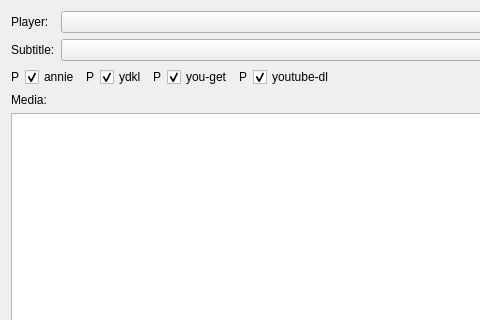
Qt form src/desktop/ui/playdialog.ui (missdeer/imchenwen) before a commit; both pictures show x 0 to 480 and y 0 to 320 of the 940 by 629 pixel window.
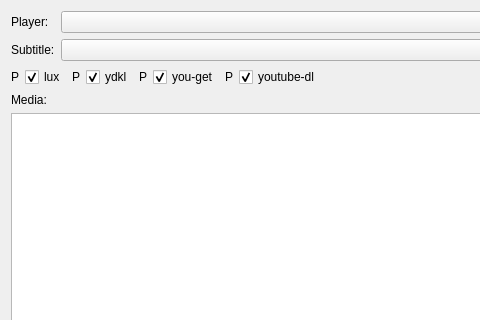
The same form after that commit.

Commit message: rename annie to lux

```diff
--- a/src/desktop/ui/playdialog.ui
+++ b/src/desktop/ui/playdialog.ui
@@ -80,7 +80,7 @@
      <item>
       <widget class="QCheckBox" name="cbAnnieResult">
        <property name="text">
-        <string>annie</string>
+        <string>lux</string>
        </property>
        <property name="checked">
         <bool>true</bool>
```
Left out of the diff: 2 changed lines with no effect on the pictures. The commit also changes 2 other files.
